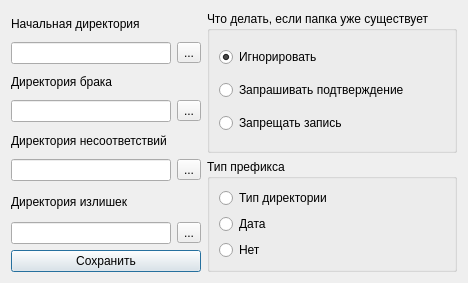
The-Zealot/WBFolderManager, file settingsform.ui: the form before one commit.
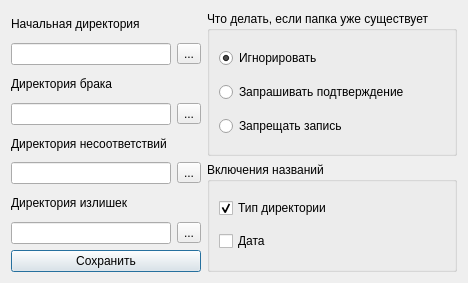
The form after the commit.

Commit message: Replace radioButton to checkBox inside groupBox on settingsform

```diff
--- a/settingsform.ui
+++ b/settingsform.ui
@@ -138,33 +138,29 @@
    <item row="5" column="2" rowspan="4">
     <widget class="QGroupBox" name="groupBox_2">
      <property name="title">
-      <string>Тип префикса</string>
+      <string>Включения названий</string>
      </property>
      <layout class="QVBoxLayout" name="verticalLayout_2">
       <item>
-       <widget class="QRadioButton" name="radioButton">
+       <widget class="QCheckBox" name="checkBox">
         <property name="text">
          <string>Тип директории</string>
         </property>
+        <property name="checkable">
+         <bool>true</bool>
+        </property>
         <property name="checked">
-         <bool>false</bool>
+         <bool>true</bool>
         </property>
        </widget>
       </item>
       <item>
-       <widget class="QRadioButton" name="radioButton_2">
+       <widget class="QCheckBox" name="checkBox_2">
         <property name="text">
          <string>Дата</string>
         </property>
        </widget>
       </item>
-      <item>
-       <widget class="QRadioButton" name="radioButton_3">
-        <property name="text">
-         <string>Нет</string>
-        </property>
-       </widget>
-      </item>
      </layout>
     </widget>
    </item>
```
The commit also changes 4 other files.
